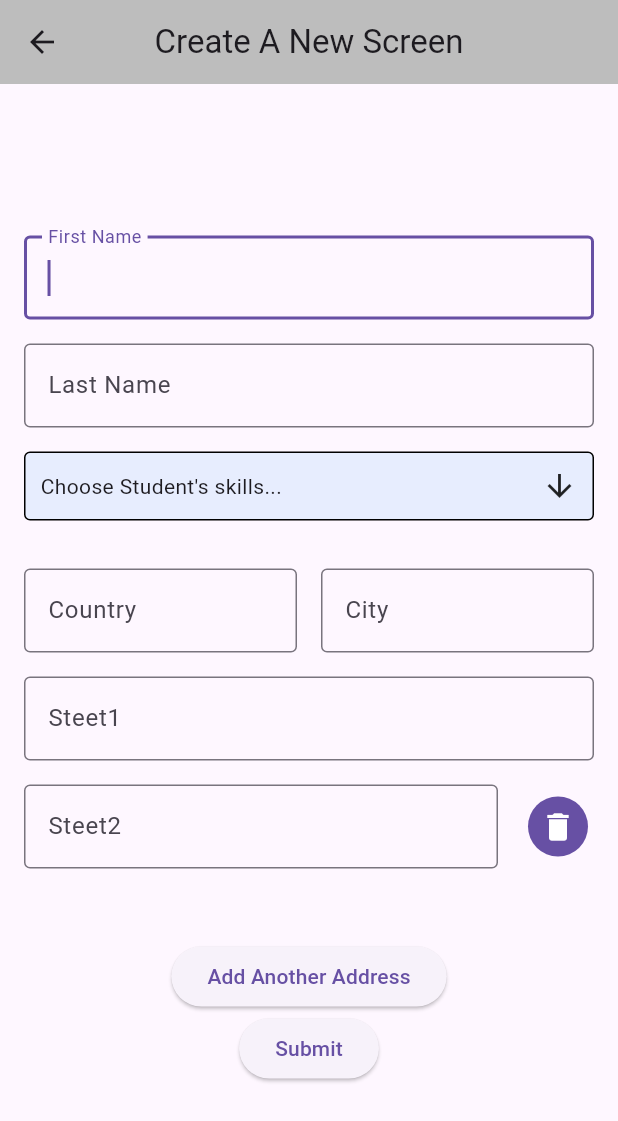
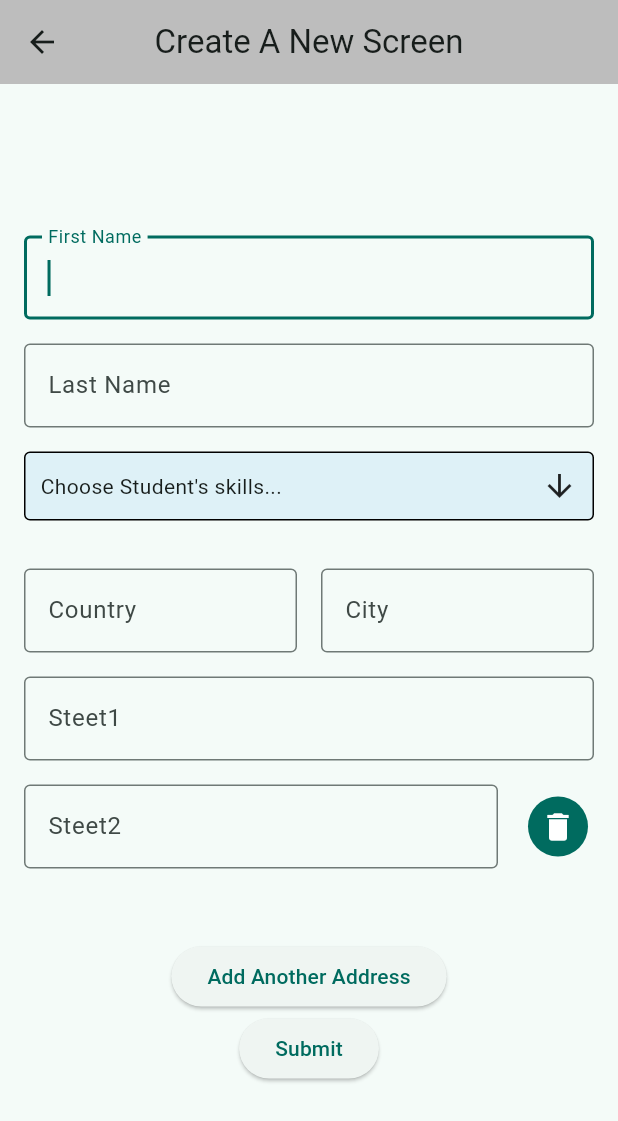
Before and after one commit to MiladSedhom/demo, a Flutter app: the screen it shows after launch, after a tap on an icon or button, on a phone screen of 412 x 824 dp. Shown: the top 1121 px of the screen. Run offline on Flutter 3.47's test engine with Material 3 defaults, Android fonts, the phone set to English and light mode, and no system bars; drawn by our look-alikes of multi_select_flutter; network calls fail.

Commit message:
change colors

```diff
--- a/lib/main.dart
+++ b/lib/main.dart
@@ -3,6 +3,15 @@ import 'package:demo/screens/home.dart';
 
 void main() {
   debugPrint('start of main');
-  runApp(const MaterialApp(home: Home()));
+  runApp(MaterialApp(
+    home: const Home(),
+    theme: ThemeData(
+      colorScheme: ColorScheme.fromSeed(
+        seedColor: const Color.fromARGB(255, 48, 194, 175),
+
+        // ···
+      ),
+    ),
+  ));
   debugPrint('end of main');
 }
--- a/lib/widgets/student_form.dart
+++ b/lib/widgets/student_form.dart
@@ -132,6 +132,7 @@ class _StudetnFormState extends State<StudetnForm> {
                   searchable: true,
                   items: skills.map((skill) => MultiSelectItem(skill, skill.name)).toList(),
                   initialValue: selectedSkills,
+                  selectedColor: Theme.of(context).primaryColor,
                   onConfirm: (values) {
                     setState(() {
                       selectedSkills = values;
```
